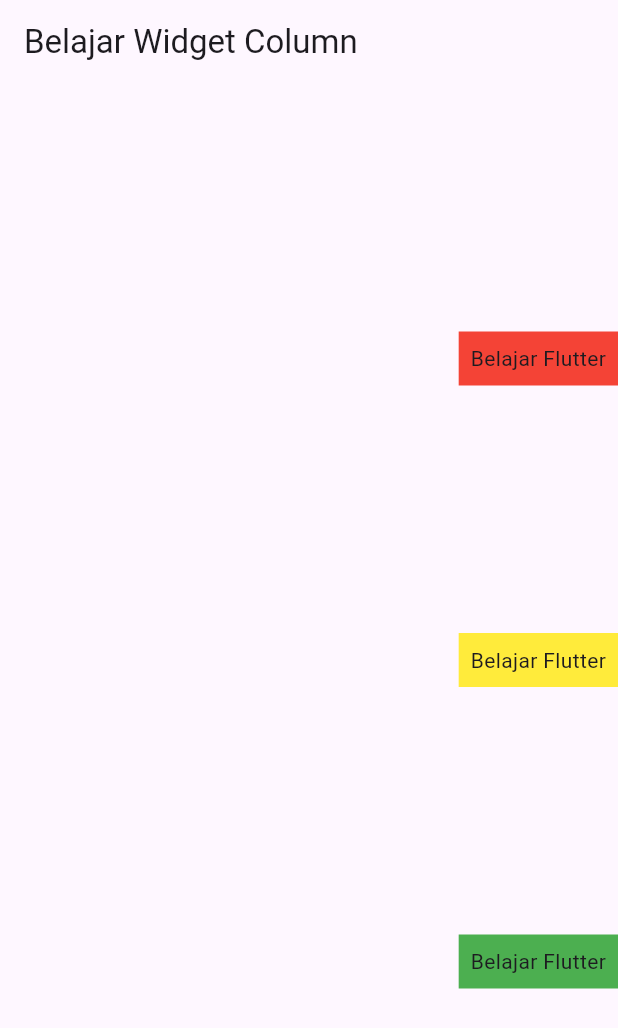
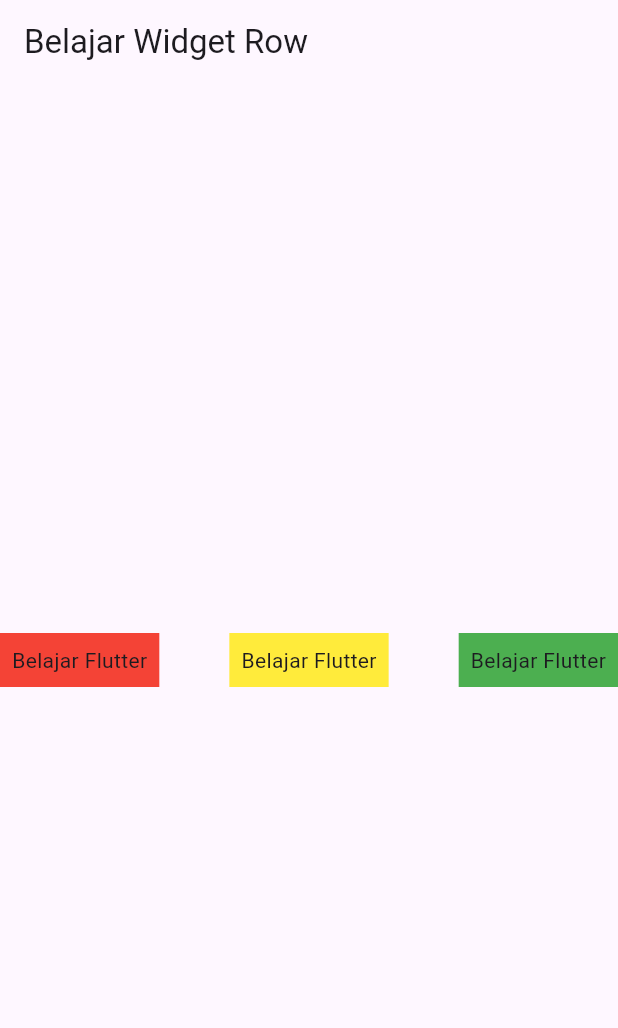
Before and after one commit to fauzan2720/learn-widget-flutter, a Flutter app: the screen it shows after launch, on a phone screen of 412 x 824 dp. Shown: the top 1028 px of the screen. Run offline on Flutter 3.47's test engine with Material 3 defaults, Android fonts, the phone set to English and light mode, and no system bars.

Commit message:
widget row

```diff
--- a/lib/day1/multi-widget/row.dart
+++ b/lib/day1/multi-widget/row.dart
@@ -0,0 +1,55 @@
+import 'package:flutter/material.dart';
+
+class RowWidget extends StatelessWidget {
+  const RowWidget({super.key});
+
+  @override
+  Widget build(BuildContext context) {
+    return Scaffold(
+      appBar: AppBar(
+        title: const Text('Belajar Widget Row'),
+      ),
+      body: SizedBox(
+        height: MediaQuery.of(context).size.height,
+        child: const Row(
+          /**
+           * Row = Widget untuk menempatkan child widgets secara horizontal
+           * crossAxisAlignment = untuk mengatur posisi vertikal child widgets
+           * mainAxisAlignment = untuk mengatur posisi horizontal child widgets
+           * MainAxisAlignment.start: Memposisikan child widgets ke awal dari parent widget.
+           * MainAxisAlignment.center: Memposisikan child widgets di tengah-tengah parent widget.
+           * MainAxisAlignment.end: Memposisikan child widgets ke akhir dari parent widget.
+           * MainAxisAlignment.spaceEvenly: Memposisikan child secara merata dengan jarak yang sama di antara mereka dan di sekitar sisi luar child pada axis utama.
+           * MainAxisAlignment.spaceBetween: Memposisikan child secara merata, dengan jarak sama antar child, namun tidak ada jarak di luar child pada axis utama.
+           * MainAxisAlignment.spaceAround: Memposisikan child secara merata, dengan jarak yang sama di antara child dan di luar child pada axis utama.
+           */
+          crossAxisAlignment: CrossAxisAlignment.center,
+          mainAxisAlignment: MainAxisAlignment.spaceBetween,
+          children: [
+            ColoredBox(
+              color: Colors.red,
+              child: Padding(
+                padding: EdgeInsets.all(8.0),
+                child: Text('Belajar Flutter'),
+              ),
+            ),
+            ColoredBox(
+              color: Colors.yellow,
+              child: Padding(
+                padding: EdgeInsets.all(8.0),
+                child: Text('Belajar Flutter'),
+              ),
+            ),
+            ColoredBox(
+              color: Colors.green,
+              child: Padding(
+                padding: EdgeInsets.all(8.0),
+                child: Text('Belajar Flutter'),
+              ),
+            ),
+          ],
+        ),
+      ),
+    );
+  }
+}
--- a/lib/main.dart
+++ b/lib/main.dart
@@ -1,5 +1,5 @@
 import 'package:flutter/material.dart';
-import 'package:learn_flutter/day1/multi-widget/column.dart';
+import 'package:learn_flutter/day1/multi-widget/row.dart';
 
 void main() {
   runApp(const MyApp());
@@ -16,7 +16,7 @@ class MyApp extends StatelessWidget {
         colorScheme: ColorScheme.fromSeed(seedColor: Colors.deepPurple),
         useMaterial3: true,
       ),
-      home: const ColumnWidget(),
+      home: const RowWidget(),
     );
   }
 }
```
